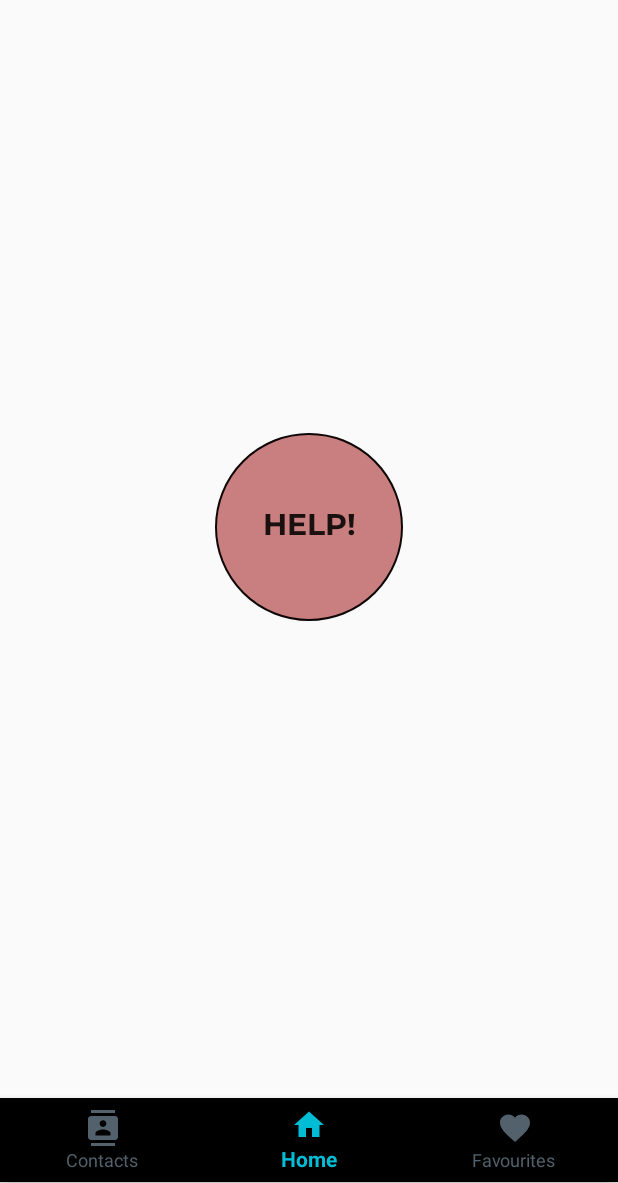
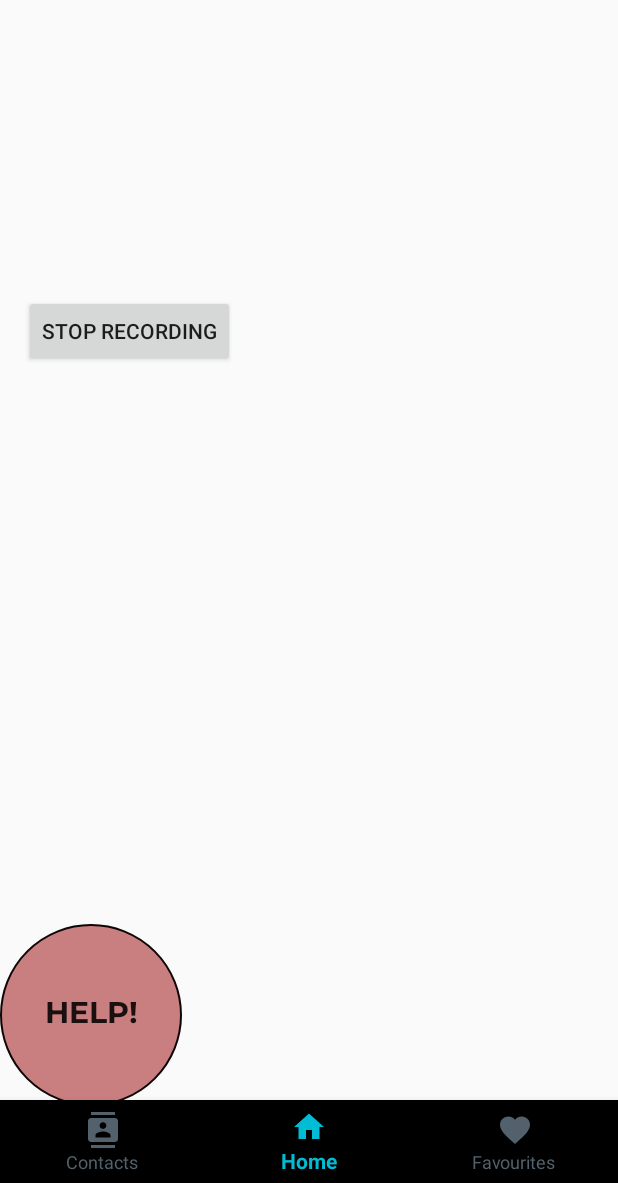
Before and after one commit to aishwarya-29/aadhya, an Android app: the HomeScreenFragment screen opened directly, with no data from a screen before it, on a phone screen of 412 x 824 dp, the part 53-1236 px from its top. Run offline under Robolectric (Android 15) with nearby library versions, the phone set to English and light mode, and no system bars.

Commit message:
audio record

```diff
--- a/app/src/main/AndroidManifest.xml
+++ b/app/src/main/AndroidManifest.xml
@@ -13,6 +13,9 @@
     <uses-permission android:name="android.permission.READ_PHONE_STATE" />
     <uses-permission android:name="android.permission.ACCESS_COARSE_LOCATION" />
     <uses-permission android:name="android.permission.READ_CONTACTS"/>
+    <uses-permission android:name="android.permission.WRITE_EXTERNAL_STORAGE"/>
+    <uses-permission android:name="android.permission.READ_EXTERNAL_STORAGE" />
+    <uses-permission android:name="android.permission.RECORD_AUDIO"/>
     <permission
     android:name="com.example.aadhya.permission.MAPS_RECEIVE"
     android:protectionLevel="signature" />
--- a/app/src/main/java/com/example/aadhya/Home.java
+++ b/app/src/main/java/com/example/aadhya/Home.java
@@ -1,5 +1,6 @@
 package com.example.aadhya;
 
+import android.content.Context;
 import android.os.Bundle;
 
 import androidx.fragment.app.Fragment;
@@ -16,6 +17,7 @@ public class Home extends Fragment {
     public View onCreateView(LayoutInflater inflater, ViewGroup container,
                              Bundle savedInstanceState) {
         // Inflate the layout for this fragment
+
         return inflater.inflate(R.layout.fragment_home, container, false);
     }
 }
--- a/app/src/main/java/com/example/aadhya/MainScreen.java
+++ b/app/src/main/java/com/example/aadhya/MainScreen.java
@@ -9,6 +9,7 @@ import androidx.fragment.app.FragmentManager;
 
 import android.Manifest;
 import android.app.Activity;
+import android.content.Context;
 import android.content.Intent;
 import android.content.pm.PackageManager;
 import android.location.Location;
@@ -30,11 +31,17 @@ import com.google.android.material.bottomnavigation.BottomNavigationView;
 
 public class MainScreen extends AppCompatActivity implements BottomNavigationView.OnNavigationItemSelectedListener {
     BottomNavigationView bnav;
+    public static Context contextOfApplication;
+    public static Context getContextOfApplication()
+    {
+        return contextOfApplication;
+    }
     @Override
     protected void onCreate(Bundle savedInstanceState) {
         super.onCreate(savedInstanceState);
         setContentView(R.layout.activity_screen);
         bnav= findViewById(R.id.bottomNavigation);
+        contextOfApplication = getApplicationContext();
 
         bnav.setOnNavigationItemSelectedListener(this);
         bnav.setSelectedItemId(R.id.nav_home);
--- a/app/src/main/res/layout/fragment_home_screen.xml
+++ b/app/src/main/res/layout/fragment_home_screen.xml
@@ -1,21 +1,38 @@
 <?xml version="1.0" encoding="utf-8"?>
-<androidx.constraintlayout.widget.ConstraintLayout xmlns:android="http://schemas.android.com/apk/res/android"
+<FrameLayout xmlns:android="http://schemas.android.com/apk/res/android"
     xmlns:app="http://schemas.android.com/apk/res-auto"
     xmlns:tools="http://schemas.android.com/tools"
     android:layout_width="match_parent"
     android:layout_height="match_parent"
+    android:orientation="vertical"
     tools:context=".HomeScreenFragment">
 
     <Button
         android:id="@+id/help"
-        android:layout_width="125dp"
-        android:layout_height="125dp"
-        android:layout_marginTop="92dp"
+        android:layout_width="121dp"
+        android:layout_height="121dp"
+        android:layout_marginTop="419dp"
+        android:layout_marginBottom="31dp"
         android:background="@drawable/help_button"
         android:fontFamily="@font/montserrat_bold"
         android:text="Help!"
         android:textSize="20dp"
+        app:layout_constraintBottom_toTopOf="@+id/button2"
         app:layout_constraintEnd_toEndOf="parent"
         app:layout_constraintStart_toStartOf="parent"
         app:layout_constraintTop_toTopOf="parent" />
-</androidx.constraintlayout.widget.ConstraintLayout>
+
+    <Button
+        android:id="@+id/stop_recording"
+        android:layout_width="wrap_content"
+        android:layout_height="wrap_content"
+        android:layout_marginStart="16dp"
+        android:layout_marginLeft="16dp"
+        android:layout_marginBottom="107dp"
+        android:text="Stop Recording"
+        app:layout_constraintBottom_toBottomOf="parent"
+        app:layout_constraintStart_toStartOf="@+id/help"
+        app:layout_constraintTop_toBottomOf="@+id/help" />
+
+
+</FrameLayout>
```
Also changed, not shown: app/src/main/java/com/example/aadhya/HomeScreenFragment.java (+96 -1 lines), app/src/main/java/com/example/aadhya/MainActivity.java (+9 -1 lines), app/src/main/res/layout/activity_main.xml (+15 -5 lines).
